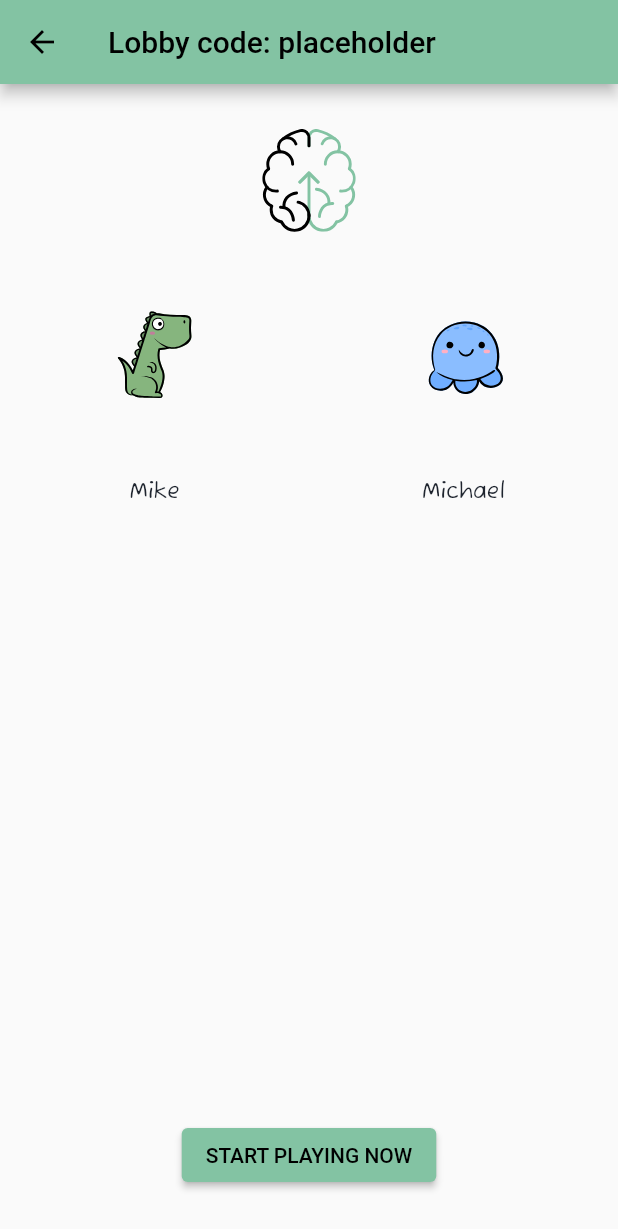
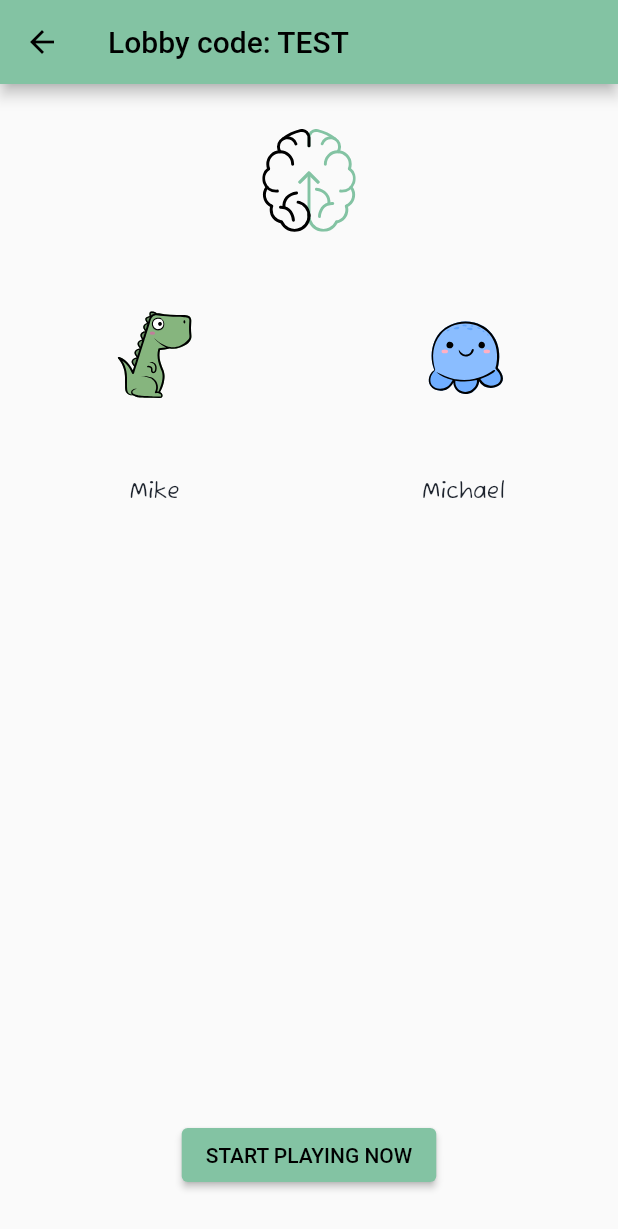
Before and after one commit to yowrong/MindMerge, a Flutter app: the Lobby screen opened directly with empty values, on a phone screen of 412 x 824 dp. Shown: the top 1229 px of the screen. Run offline on Flutter 3.47's test engine with Material 2 defaults, Android fonts, the phone set to English and light mode, and no system bars; our stand-ins replace flutter_svg, socket_io_client.

Commit message:
retrieve lobby code from previous page

```diff
--- a/lib/screens/lobby.dart
+++ b/lib/screens/lobby.dart
@@ -17,7 +17,6 @@ class Lobby extends StatefulWidget {
 }
 
 class _LobbyState extends State<Lobby> {
-  final String lobbyName = "placeholder";
   List<Player> listOfPlayers = [Player(name: "Mike", cardsLeft: 0), Player(name: "Michael", cardsLeft: 0)];
 
   List<Widget> generatePlayersInLobby(
@@ -52,7 +51,7 @@ class _LobbyState extends State<Lobby> {
         title: Row(
           children: [
             Text(
-              'Lobby code: $lobbyName',
+              'Lobby code: ${widget.args.roomCode}',
             ),
           ],
         ),
```
